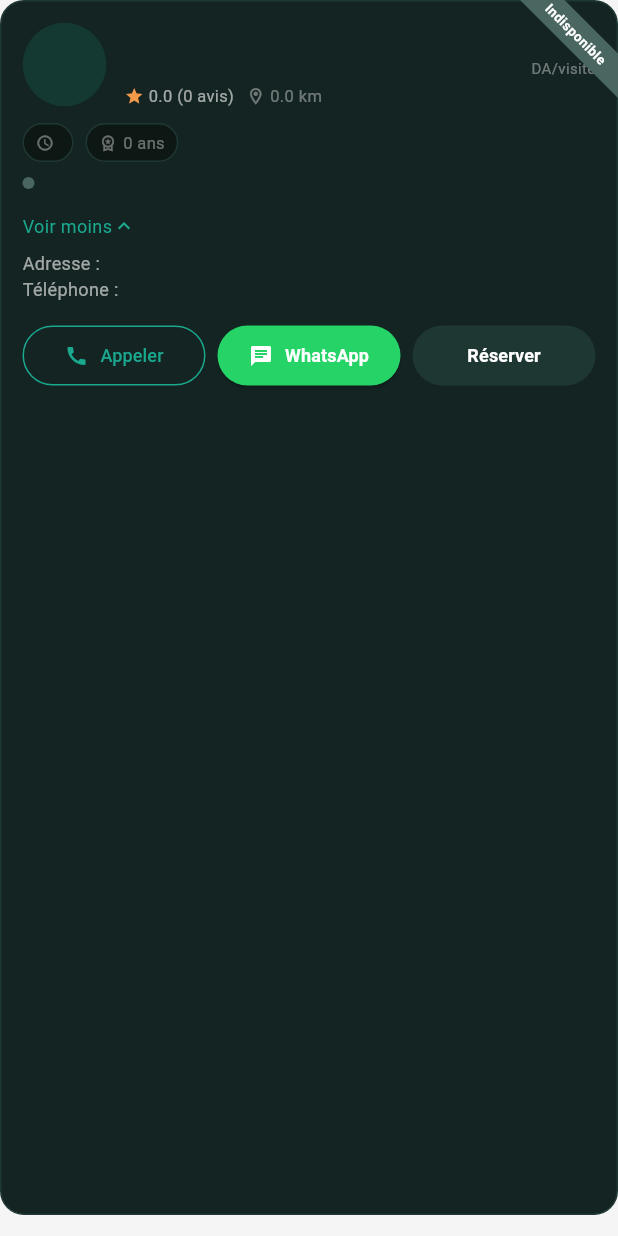
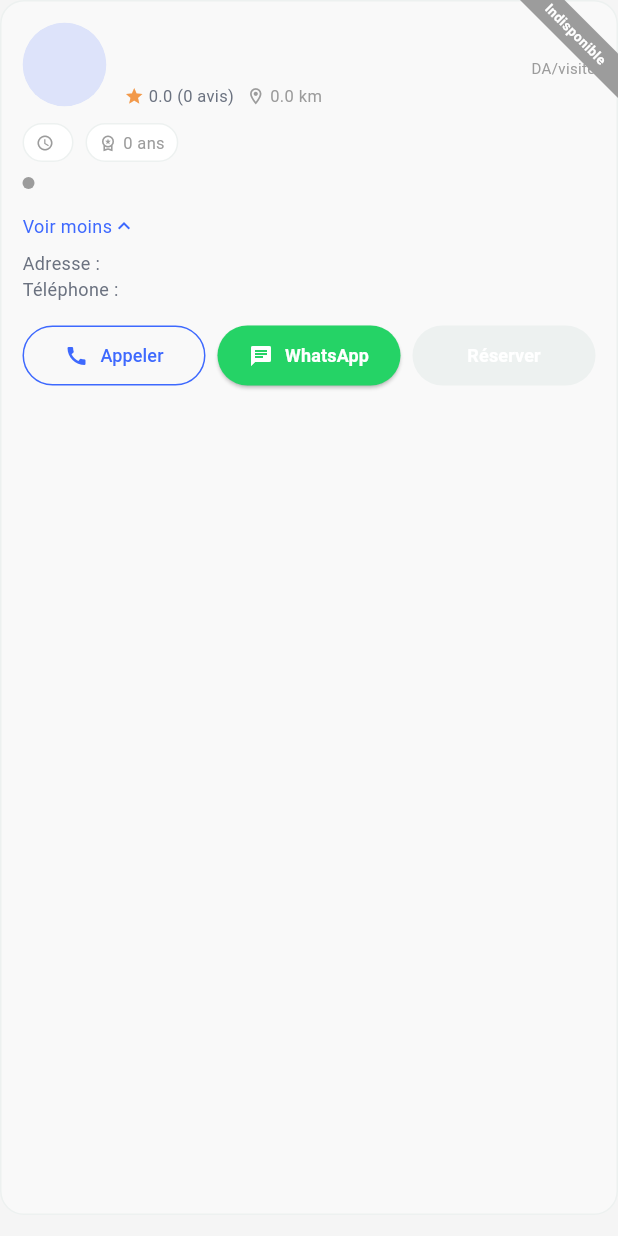
Before and after one commit to pfemoonbou-netizen/medicaclic, a Flutter app: the _ProviderCard widget shown alone on an empty page, opened directly with empty values, after a tap on "Voir plus (tarifs, contacts, avis)", on a phone screen of 412 x 824 dp. Run offline on Flutter 3.47's test engine with Material 3 defaults, Android fonts, the phone set to English and light mode, and no system bars; our stand-ins replace file_picker, flutter_map, geolocator, go_router, image_picker, latlong2 and 2 more; accounts and stored records are empty; network calls fail.

Commit message:
Etendre le theme bleu/blanc a la liste des prestataires et la reservation
Cree HomeCareTheme (meme structure que BoutiqueColors mais palette claire)
et l'applique a ProviderListScreen et BookingSheet, pour que toute la
section Services a Domicile soit coherente en bleu et blanc.

Co-Authored-By: Claude Opus 4.6 <noreply@anthropic.com>
Claude-Session: https://claude.ai/code/session_011W2p4idtsPLUqPjXsb6riq

```diff
--- /dev/null
+++ b/lib/screens/home/home_care/home_care_theme.dart
@@ -0,0 +1,18 @@
+import 'package:flutter/material.dart';
+
+/// Theme clair (bleu et blanc) pour les pages Services a Domicile :
+/// liste des prestataires et reservation. Memes noms de champs que
+/// BoutiqueColors pour permettre un remplacement direct dans le code.
+class HomeCareTheme {
+  static const background = Colors.white;
+  static const card = Color(0xFFF9F9F9);
+  static const border = Color(0xFFEDF1F0);
+  static const accent = Color(0xFF3E69FE);
+  static const orange = Color(0xFFF2994A);
+  static const red = Color(0xFFFF5C5C);
+  static const green = Color(0xFF34C759);
+  static const muted = Color(0xFF9C9C9C);
+  static const textPrimary = Color(0xFF1E1F2E);
+  static const textSecondary = Color(0xFF6B7280);
+  static const textFaint = Color(0xFF9C9C9C);
+}
--- a/lib/screens/home/home_care/provider_list_screen.dart
+++ b/lib/screens/home/home_care/provider_list_screen.dart
@@ -2,7 +2,7 @@ import 'dart:math' as math;
 import 'package:flutter/material.dart';
 import 'package:provider/provider.dart';
 import 'package:url_launcher/url_launcher.dart';
-import '../../pharmacy/boutique_theme.dart';
+import 'home_care_theme.dart';
 import '../../../providers/home_care_provider.dart';
 import 'booking_sheet.dart';
 
@@ -47,12 +47,12 @@ class _ProviderListScreenState extends State<ProviderListScreen> {
     final category = _categoryId == 'tous' ? null : homeCare.categoryById(_categoryId);
 
     return Scaffold(
-      backgroundColor: BoutiqueColors.background,
+      backgroundColor: HomeCareTheme.background,
       appBar: AppBar(
-        backgroundColor: BoutiqueColors.background,
+        backgroundColor: HomeCareTheme.background,
         elevation: 0,
-        iconTheme: const IconThemeData(color: BoutiqueColors.textPrimary),
-        title: const Text('Services à Domicile', style: TextStyle(color: BoutiqueColors.textPrimary, fontSize: 17)),
+        iconTheme: const IconThemeData(color: HomeCareTheme.textPrimary),
+        title: const Text('Services à Domicile', style: TextStyle(color: HomeCareTheme.textPrimary, fontSize: 17)),
       ),
       body: Column(
         children: [
@@ -67,7 +67,7 @@ class _ProviderListScreenState extends State<ProviderListScreen> {
                 final isAll = i == 0;
                 final cat = isAll ? null : homeCare.categories[i - 1];
                 final active = isAll ? _categoryId == 'tous' : cat!.id == _categoryId;
-                final color = isAll ? BoutiqueColors.accent : cat!.color;
+                final color = isAll ? HomeCareTheme.accent : cat!.color;
                 return GestureDetector(
                   onTap: () => setState(() => _categoryId = isAll ? 'tous' : cat!.id),
                   child: Container(
@@ -75,14 +75,14 @@ class _ProviderListScreenState extends State<ProviderListScreen> {
                     decoration: BoxDecoration(
                       color: active ? color.withValues(alpha: 0.18) : Colors.transparent,
                       borderRadius: BorderRadius.circular(20),
-                      border: Border.all(color: active ? color : BoutiqueColors.border),
+                      border: Border.all(color: active ? color : HomeCareTheme.border),
                     ),
                     child: Row(
                       mainAxisSize: MainAxisSize.min,
                       children: [
-                        Icon(isAll ? Icons.apps : cat!.icon, size: 14, color: active ? color : BoutiqueColors.textSecondary),
+                        Icon(isAll ? Icons.apps : cat!.icon, size: 14, color: active ? color : HomeCareTheme.textSecondary),
                         const SizedBox(width: 6),
-                        Text(isAll ? 'Tous' : cat!.name, style: TextStyle(color: active ? color : BoutiqueColors.textSecondary, fontSize: 12, fontWeight: FontWeight.w600)),
+                        Text(isAll ? 'Tous' : cat!.name, style: TextStyle(color: active ? color : HomeCareTheme.textSecondary, fontSize: 12, fontWeight: FontWeight.w600)),
                       ],
                     ),
                   ),
@@ -92,7 +92,7 @@ class _ProviderListScreenState extends State<ProviderListScreen> {
           ),
           Expanded(
             child: providers.isEmpty
-                ? Center(child: Text('Aucun prestataire pour "${category?.name ?? 'Tous'}" pour le moment.', style: const TextStyle(color: BoutiqueColors.textSecondary)))
+                ? Center(child: Text('Aucun prestataire pour "${category?.name ?? 'Tous'}" pour le moment.', style: const TextStyle(color: HomeCareTheme.textSecondary)))
                 : ListView.builder(
                     padding: const EdgeInsets.fromLTRB(16, 0, 16, 16),
                     itemCount: providers.length,
@@ -128,7 +128,7 @@ class _ProviderCardState extends State<_ProviderCard> {
         children: [
           Container(
             padding: const EdgeInsets.all(14),
-            decoration: BoxDecoration(color: BoutiqueColors.card, borderRadius: BorderRadius.circular(16), border: Border.all(color: BoutiqueColors.border)),
+            decoration: BoxDecoration(color: HomeCareTheme.card, borderRadius: BorderRadius.circular(16), border: Border.all(color: HomeCareTheme.border)),
             child: _buildCardContent(p),
           ),
           Positioned(
@@ -149,7 +149,7 @@ class _ProviderCardState extends State<_ProviderCard> {
                         child: Container(
                           width: 120,
                           alignment: Alignment.center,
-                          color: p.available ? BoutiqueColors.green : BoutiqueColors.muted,
+                          color: p.available ? HomeCareTheme.green : HomeCareTheme.muted,
                           padding: const EdgeInsets.symmetric(vertical: 4),
                           child: Text(
                             p.available ? 'Disponible' : 'Indisponible',
@@ -183,8 +183,8 @@ class _ProviderCardState extends State<_ProviderCard> {
                   fit: BoxFit.cover,
                   errorBuilder: (context, error, stackTrace) => CircleAvatar(
                     radius: 28,
-                    backgroundColor: BoutiqueColors.accent.withValues(alpha: 0.15),
-                    child: Text(p.name.split(' ').map((s) => s.isNotEmpty ? s[0] : '').take(2).join(), style: const TextStyle(color: BoutiqueColors.accent, fontWeight: FontWeight.bold)),
+                    backgroundColor: HomeCareTheme.accent.withValues(alpha: 0.15),
+                    child: Text(p.name.split(' ').map((s) => s.isNotEmpty ? s[0] : '').take(2).join(), style: const TextStyle(color: HomeCareTheme.accent, fontWeight: FontWeight.bold)),
                   ),
                 ),
               ),
@@ -193,17 +193,17 @@ class _ProviderCardState extends State<_ProviderCard> {
                 child: Column(
                   crossAxisAlignment: CrossAxisAlignment.start,
                   children: [
-                    Text(p.name, maxLines: 1, overflow: TextOverflow.ellipsis, style: const TextStyle(color: BoutiqueColors.textPrimary, fontSize: 14, fontWeight: FontWeight.w700)),
-                    Text(p.specialty, style: const TextStyle(color: BoutiqueColors.textFaint, fontSize: 11)),
+                    Text(p.name, maxLines: 1, overflow: TextOverflow.ellipsis, style: const TextStyle(color: HomeCareTheme.textPrimary, fontSize: 14, fontWeight: FontWeight.w700)),
+                    Text(p.specialty, style: const TextStyle(color: HomeCareTheme.textFaint, fontSize: 11)),
                     const SizedBox(height: 4),
                     Row(
                       children: [
-                        const Icon(Icons.star, size: 13, color: BoutiqueColors.orange),
+                        const Icon(Icons.star, size: 13, color: HomeCareTheme.orange),
                         const SizedBox(width: 3),
-                        Text('${p.rating} (${p.reviewCount} avis)', style: const TextStyle(color: BoutiqueColors.textSecondary, fontSize: 11)),
+                        Text('${p.rating} (${p.reviewCount} avis)', style: const TextStyle(color: HomeCareTheme.textSecondary, fontSize: 11)),
                         const SizedBox(width: 8),
-                        const Icon(Icons.location_on_outlined, size: 13, color: BoutiqueColors.textFaint),
-                        Text(' ${p.distanceKm} km', style: const TextStyle(color: BoutiqueColors.textFaint, fontSize: 11)),
+                        const Icon(Icons.location_on_outlined, size: 13, color: HomeCareTheme.textFaint),
+                        Text(' ${p.distanceKm} km', style: const TextStyle(color: HomeCareTheme.textFaint, fontSize: 11)),
                       ],
                     ),
                   ],
@@ -212,8 +212,8 @@ class _ProviderCardState extends State<_ProviderCard> {
               Column(
                 crossAxisAlignment: CrossAxisAlignment.end,
                 children: [
-                  Text('${p.pricePerVisit}', style: const TextStyle(color: BoutiqueColors.accent, fontSize: 16, fontWeight: FontWeight.bold)),
-                  const Text('DA/visite', style: TextStyle(color: BoutiqueColors.textFaint, fontSize: 10)),
+                  Text('${p.pricePerVisit}', style: const TextStyle(color: HomeCareTheme.accent, fontSize: 16, fontWeight: FontWeight.bold)),
+                  const Text('DA/visite', style: TextStyle(color: HomeCareTheme.textFaint, fontSize: 10)),
                 ],
               ),
             ],
@@ -229,26 +229,26 @@ class _ProviderCardState extends State<_ProviderCard> {
           const SizedBox(height: 10),
           Row(
             children: [
-              Container(width: 8, height: 8, decoration: BoxDecoration(color: p.available ? BoutiqueColors.green : BoutiqueColors.muted, shape: BoxShape.circle)),
+              Container(width: 8, height: 8, decoration: BoxDecoration(color: p.available ? HomeCareTheme.green : HomeCareTheme.muted, shape: BoxShape.circle)),
             ],
           ),
           const SizedBox(height: 10),
-          Wrap(spacing: 6, runSpacing: 6, children: p.tags.map((t) => Container(padding: const EdgeInsets.symmetric(horizontal: 10, vertical: 5), decoration: BoxDecoration(borderRadius: BorderRadius.circular(20), border: Border.all(color: BoutiqueColors.border)), child: Text(t, style: const TextStyle(color: BoutiqueColors.textSecondary, fontSize: 11)))).toList()),
+          Wrap(spacing: 6, runSpacing: 6, children: p.tags.map((t) => Container(padding: const EdgeInsets.symmetric(horizontal: 10, vertical: 5), decoration: BoxDecoration(borderRadius: BorderRadius.circular(20), border: Border.all(color: HomeCareTheme.border)), child: Text(t, style: const TextStyle(color: HomeCareTheme.textSecondary, fontSize: 11)))).toList()),
           const SizedBox(height: 6),
           GestureDetector(
             onTap: () => setState(() => _expanded = !_expanded),
             child: Row(
               mainAxisSize: MainAxisSize.min,
               children: [
-                Text(_expanded ? 'Voir moins' : 'Voir plus (tarifs, contacts, avis)', style: const TextStyle(color: BoutiqueColors.accent, fontSize: 12)),
-                Icon(_expanded ? Icons.keyboard_arrow_up : Icons.keyboard_arrow_down, size: 16, color: BoutiqueColors.accent),
+                Text(_expanded ? 'Voir moins' : 'Voir plus (tarifs, contacts, avis)', style: const TextStyle(color: HomeCareTheme.accent, fontSize: 12)),
+                Icon(_expanded ? Icons.keyboard_arrow_up : Icons.keyboard_arrow_down, size: 16, color: HomeCareTheme.accent),
               ],
             ),
           ),
           if (_expanded) ...[
             const SizedBox(height: 8),
-            Text('Adresse : ${p.address}', style: const TextStyle(color: BoutiqueColors.textSecondary, fontSize: 12)),
-            Text('Téléphone : ${p.phone}', style: const TextStyle(color: BoutiqueColors.textSecondary, fontSize: 12)),
+            Text('Adresse : ${p.address}', style: const TextStyle(color: HomeCareTheme.textSecondary, fontSize: 12)),
+            Text('Téléphone : ${p.phone}', style: const TextStyle(color: HomeCareTheme.textSecondary, fontSize: 12)),
           ],
           const SizedBox(height: 12),
           Row(
@@ -256,9 +256,9 @@ class _ProviderCardState extends State<_ProviderCard> {
               Expanded(
                 child: OutlinedButton.icon(
                   onPressed: () => widget.onCall(p.phone),
-                  icon: const Icon(Icons.call, size: 16, color: BoutiqueColors.accent),
-                  label: const Text('Appeler', style: TextStyle(color: BoutiqueColors.accent, fontSize: 12)),
-                  style: OutlinedButton.styleFrom(side: const BorderSide(color: BoutiqueColors.accent), shape: RoundedRectangleBorder(borderRadius: BorderRadius.circular(20)), padding: const EdgeInsets.symmetric(vertical: 10)),
+                  icon: const Icon(Icons.call, size: 16, color: HomeCareTheme.accent),
+                  label: const Text('Appeler', style: TextStyle(color: HomeCareTheme.accent, fontSize: 12)),
+                  style: OutlinedButton.styleFrom(side: const BorderSide(color: HomeCareTheme.accent), shape: RoundedRectangleBorder(borderRadius: BorderRadius.circular(20)), padding: const EdgeInsets.symmetric(vertical: 10)),
                 ),
               ),
               const SizedBox(width: 8),
@@ -274,7 +274,7 @@ class _ProviderCardState extends State<_ProviderCard> {
               Expanded(
                 child: ElevatedButton(
                   onPressed: p.available ? widget.onBook : null,
-                  style: ElevatedButton.styleFrom(backgroundColor: BoutiqueColors.accent, disabledBackgroundColor: BoutiqueColors.border, shape: RoundedRectangleBorder(borderRadius: BorderRadius.circular(20)), padding: const EdgeInsets.symmetric(vertical: 10)),
+                  style: ElevatedButton.styleFrom(backgroundColor: HomeCareTheme.accent, disabledBackgroundColor: HomeCareTheme.border, shape: RoundedRectangleBorder(borderRadius: BorderRadius.circular(20)), padding: const EdgeInsets.symmetric(vertical: 10)),
                   child: const Text('Réserver', style: TextStyle(color: Colors.white, fontSize: 12, fontWeight: FontWeight.w600)),
                 ),
               ),
@@ -287,13 +287,13 @@ class _ProviderCardState extends State<_ProviderCard> {
   Widget _pill(IconData icon, String text) {
     return Container(
       padding: const EdgeInsets.symmetric(horizontal: 8, vertical: 4),
-      decoration: BoxDecoration(color: BoutiqueColors.background, borderRadius: BorderRadius.circular(20), border: Border.all(color: BoutiqueColors.border)),
+      decoration: BoxDecoration(color: HomeCareTheme.background, borderRadius: BorderRadius.circular(20), border: Border.all(color: HomeCareTheme.border)),
       child: Row(
         mainAxisSize: MainAxisSize.min,
         children: [
-          Icon(icon, size: 12, color: BoutiqueColors.textFaint),
+          Icon(icon, size: 12, color: HomeCareTheme.textFaint),
           const SizedBox(width: 4),
-          Text(text, style: const TextStyle(color: BoutiqueColors.textFaint, fontSize: 11)),
+          Text(text, style: const TextStyle(color: HomeCareTheme.textFaint, fontSize: 11)),
         ],
       ),
     );
```
Also changed, not shown: lib/screens/home/home_care/booking_sheet.dart (+44 -44 lines).
